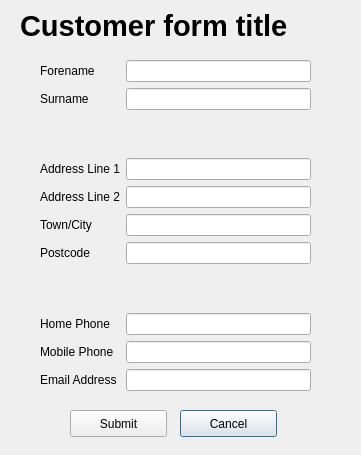
Old version of the form dialogs/customer/CustomerForm.ui in the repository supermaximo93/Computing_Project.
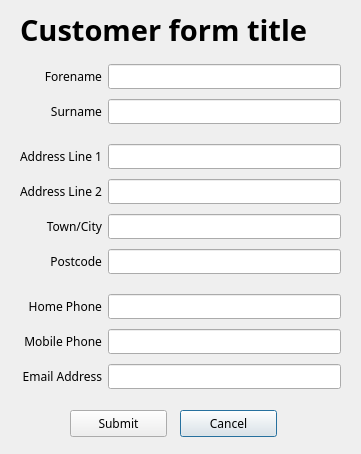
New version of the form.

Diff of the .ui file:
```diff
--- a/dialogs/customer/CustomerForm.ui
+++ b/dialogs/customer/CustomerForm.ui
@@ -7,37 +7,115 @@
     <x>0</x>
     <y>0</y>
     <width>361</width>
-    <height>455</height>
+    <height>454</height>
    </rect>
   </property>
+  <property name="font">
+   <font>
+    <family>Sans Serif</family>
+   </font>
+  </property>
   <property name="windowTitle">
    <string>Dialog</string>
   </property>
-  <widget class="QWidget" name="formLayoutWidget">
+  <widget class="QPushButton" name="pushButton_cancel">
    <property name="geometry">
     <rect>
-     <x>40</x>
+     <x>180</x>
+     <y>410</y>
+     <width>97</width>
+     <height>27</height>
+    </rect>
+   </property>
+   <property name="font">
+    <font>
+     <family>Sans Serif</family>
+    </font>
+   </property>
+   <property name="text">
+    <string>Cancel</string>
+   </property>
+  </widget>
+  <widget class="QPushButton" name="pushButton_submit">
+   <property name="geometry">
+    <rect>
+     <x>70</x>
+     <y>410</y>
+     <width>97</width>
+     <height>27</height>
+    </rect>
+   </property>
+   <property name="font">
+    <font>
+     <family>Sans Serif</family>
+    </font>
+   </property>
+   <property name="text">
+    <string>Submit</string>
+   </property>
+  </widget>
+  <widget class="QLabel" name="label_customerFormTitle">
+   <property name="geometry">
+    <rect>
+     <x>20</x>
+     <y>10</y>
+     <width>331</width>
+     <height>41</height>
+    </rect>
+   </property>
+   <property name="font">
+    <font>
+     <family>Sans Serif</family>
+     <pointsize>22</pointsize>
+     <weight>75</weight>
+     <bold>true</bold>
+    </font>
+   </property>
+   <property name="text">
+    <string>Customer form title</string>
+   </property>
+   <property name="alignment">
+    <set>Qt::AlignLeading|Qt::AlignLeft|Qt::AlignTop</set>
+   </property>
+  </widget>
+  <widget class="QWidget" name="gridLayoutWidget">
+   <property name="geometry">
+    <rect>
+     <x>20</x>
      <y>60</y>
-     <width>271</width>
-     <height>331</height>
+     <width>321</width>
+     <height>334</height>
     </rect>
    </property>
-   <layout class="QFormLayout" name="formLayout">
-    <property name="fieldGrowthPolicy">
-     <enum>QFormLayout::AllNonFixedFieldsGrow</enum>
-    </property>
+   <layout class="QGridLayout" name="gridLayout">
     <item row="0" column="0">
      <widget class="QLabel" name="label_forename">
+      <property name="font">
+       <font>
+        <family>Sans Serif</family>
+       </font>
+      </property>
       <property name="text">
        <string>Forename</string>
       </property>
+      <property name="alignment">
+       <set>Qt::AlignRight|Qt::AlignTrailing|Qt::AlignVCenter</set>
+      </property>
      </widget>
     </item>
     <item row="1" column="0">
      <widget class="QLabel" name="label_surname">
+      <property name="font">
+       <font>
+        <family>Sans Serif</family>
+       </font>
+      </property>
       <property name="text">
        <string>Surname</string>
       </property>
+      <property name="alignment">
+       <set>Qt::AlignRight|Qt::AlignTrailing|Qt::AlignVCenter</set>
+      </property>
      </widget>
     </item>
     <item row="2" column="0">
@@ -45,53 +123,75 @@
       <property name="orientation">
        <enum>Qt::Vertical</enum>
       </property>
-      <property name="sizeHint" stdset="0">
-       <size>
-        <width>20</width>
-        <height>40</height>
-       </size>
+      <property name="sizeType">
+       <enum>QSizePolicy::Fixed</enum>
       </property>
-     </spacer>
-    </item>
-    <item row="2" column="1">
-     <spacer name="verticalSpacer_2">
-      <property name="orientation">
-       <enum>Qt::Vertical</enum>
-      </property>
       <property name="sizeHint" stdset="0">
        <size>
         <width>20</width>
-        <height>40</height>
+        <height>10</height>
        </size>
       </property>
      </spacer>
     </item>
     <item row="3" column="0">
      <widget class="QLabel" name="label_addressLine1">
+      <property name="font">
+       <font>
+        <family>Sans Serif</family>
+       </font>
+      </property>
       <property name="text">
        <string>Address Line 1</string>
       </property>
+      <property name="alignment">
+       <set>Qt::AlignRight|Qt::AlignTrailing|Qt::AlignVCenter</set>
+      </property>
      </widget>
     </item>
     <item row="4" column="0">
      <widget class="QLabel" name="label_addressLine2">
+      <property name="font">
+       <font>
+        <family>Sans Serif</family>
+       </font>
+      </property>
       <property name="text">
        <string>Address Line 2</string>
       </property>
+      <property name="alignment">
+       <set>Qt::AlignRight|Qt::AlignTrailing|Qt::AlignVCenter</set>
+      </property>
      </widget>
     </item>
     <item row="5" column="0">
      <widget class="QLabel" name="label_town">
+      <property name="font">
+       <font>
+        <family>Sans Serif</family>
+       </font>
+      </property>
       <property name="text">
        <string>Town/City</string>
       </property>
+      <property name="alignment">
+       <set>Qt::AlignRight|Qt::AlignTrailing|Qt::AlignVCenter</set>
+      </property>
      </widget>
     </item>
     <item row="6" column="0">
      <widget class="QLabel" name="label_postcode">
+      <property name="font">
+       <font>
+        <family>Sans Serif</family>
+       </font>
+      </property>
       <property name="text">
        <string>Postcode</string>
       </property>
+      <property name="alignment">
+       <set>Qt::AlignRight|Qt::AlignTrailing|Qt::AlignVCenter</set>
+      </property>
      </widget>
     </item>
     <item row="7" column="0">
@@ -99,123 +199,177 @@
       <property name="orientation">
        <enum>Qt::Vertical</enum>
       </property>
-      <property name="sizeHint" stdset="0">
-       <size>
-        <width>20</width>
-        <height>40</height>
-       </size>
+      <property name="sizeType">
+       <enum>QSizePolicy::Fixed</enum>
       </property>
-     </spacer>
-    </item>
-    <item row="7" column="1">
-     <spacer name="verticalSpacer_4">
-      <property name="orientation">
-       <enum>Qt::Vertical</enum>
-      </property>
       <property name="sizeHint" stdset="0">
        <size>
         <width>20</width>
-        <height>40</height>
+        <height>10</height>
        </size>
       </property>
      </spacer>
     </item>
     <item row="8" column="0">
      <widget class="QLabel" name="label_homePhone">
+      <property name="font">
+       <font>
+        <family>Sans Serif</family>
+       </font>
+      </property>
       <property name="text">
        <string>Home Phone</string>
       </property>
+      <property name="alignment">
+       <set>Qt::AlignRight|Qt::AlignTrailing|Qt::AlignVCenter</set>
+      </property>
      </widget>
     </item>
     <item row="9" column="0">
      <widget class="QLabel" name="label_mobilePhone">
+      <property name="font">
+       <font>
+        <family>Sans Serif</family>
+       </font>
+      </property>
       <property name="text">
        <string>Mobile Phone</string>
       </property>
+      <property name="alignment">
+       <set>Qt::AlignRight|Qt::AlignTrailing|Qt::AlignVCenter</set>
+      </property>
      </widget>
     </item>
     <item row="10" column="0">
      <widget class="QLabel" name="label_emailAddress">
+      <property name="font">
+       <font>
+        <family>Sans Serif</family>
+       </font>
+      </property>
       <property name="text">
        <string>Email Address</string>
       </property>
+      <property name="alignment">
+       <set>Qt::AlignRight|Qt::AlignTrailing|Qt::AlignVCenter</set>
+      </property>
      </widget>
     </item>
     <item row="0" column="1">
-     <widget class="QLineEdit" name="lineEdit_forename"/>
+     <widget class="QLineEdit" name="lineEdit_forename">
+      <property name="font">
+       <font>
+        <family>Sans Serif</family>
+       </font>
+      </property>
+     </widget>
     </item>
     <item row="1" column="1">
-     <widget class="QLineEdit" name="lineEdit_surname"/>
+     <widget class="QLineEdit" name="lineEdit_surname">
+      <property name="font">
+       <font>
+        <family>Sans Serif</family>
+       </font>
+      </property>
+     </widget>
+    </item>
+    <item row="2" column="1">
+     <spacer name="verticalSpacer_2">
+      <property name="orientation">
+       <enum>Qt::Vertical</enum>
+      </property>
+      <property name="sizeType">
+       <enum>QSizePolicy::Fixed</enum>
+      </property>
+      <property name="sizeHint" stdset="0">
+       <size>
+        <width>20</width>
+        <height>10</height>
+       </size>
+      </property>
+     </spacer>
     </item>
     <item row="3" column="1">
-     <widget class="QLineEdit" name="lineEdit_addressLine1"/>
+     <widget class="QLineEdit" name="lineEdit_addressLine1">
+      <property name="font">
+       <font>
+        <family>Sans Serif</family>
+       </font>
+      </property>
+     </widget>
     </item>
     <item row="4" column="1">
-     <widget class="QLineEdit" name="lineEdit_addressLine2"/>
+     <widget class="QLineEdit" name="lineEdit_addressLine2">
+      <property name="font">
+       <font>
+        <family>Sans Serif</family>
+       </font>
+      </property>
+     </widget>
     </item>
     <item row="5" column="1">
-     <widget class="QLineEdit" name="lineEdit_town"/>
+     <widget class="QLineEdit" name="lineEdit_town">
+      <property name="font">
+       <font>
+        <family>Sans Serif</family>
+       </font>
+      </property>
+     </widget>
     </item>
     <item row="6" column="1">
-     <widget class="QLineEdit" name="lineEdit_postcode"/>
+     <widget class="QLineEdit" name="lineEdit_postcode">
+      <property name="font">
+       <font>
+        <family>Sans Serif</family>
+       </font>
+      </property>
+     </widget>
+    </item>
+    <item row="7" column="1">
+     <spacer name="verticalSpacer_4">
+      <property name="orientation">
+       <enum>Qt::Vertical</enum>
+      </property>
+      <property name="sizeType">
+       <enum>QSizePolicy::Fixed</enum>
+      </property>
+      <property name="sizeHint" stdset="0">
+       <size>
+        <width>20</width>
+        <height>10</height>
+       </size>
+      </property>
+     </spacer>
     </item>
     <item row="8" column="1">
-     <widget class="QLineEdit" name="lineEdit_homePhone"/>
+     <widget class="QLineEdit" name="lineEdit_homePhone">
+      <property name="font">
+       <font>
+        <family>Sans Serif</family>
+       </font>
+      </property>
+     </widget>
     </item>
     <item row="9" column="1">
-     <widget class="QLineEdit" name="lineEdit_mobilePhone"/>
+     <widget class="QLineEdit" name="lineEdit_mobilePhone">
+      <property name="font">
+       <font>
+        <family>Sans Serif</family>
+       </font>
+      </property>
+     </widget>
     </item>
     <item row="10" column="1">
-     <widget class="QLineEdit" name="lineEdit_emailAddress"/>
+     <widget class="QLineEdit" name="lineEdit_emailAddress">
+      <property name="font">
+       <font>
+        <family>Sans Serif</family>
+       </font>
+      </property>
+     </widget>
     </item>
    </layout>
   </widget>
-  <widget class="QPushButton" name="pushButton_cancel">
-   <property name="geometry">
-    <rect>
-     <x>180</x>
-     <y>410</y>
-     <width>97</width>
-     <height>27</height>
-    </rect>
-   </property>
-   <property name="text">
-    <string>Cancel</string>
-   </property>
-  </widget>
-  <widget class="QPushButton" name="pushButton_submit">
-   <property name="geometry">
-    <rect>
-     <x>70</x>
-     <y>410</y>
-     <width>97</width>
-     <height>27</height>
-    </rect>
-   </property>
-   <property name="text">
-    <string>Submit</string>
-   </property>
-  </widget>
-  <widget class="QLabel" name="label_customerFormTitle">
-   <property name="geometry">
-    <rect>
-     <x>20</x>
-     <y>10</y>
-     <width>331</width>
-     <height>31</height>
-    </rect>
-   </property>
-   <property name="font">
-    <font>
-     <pointsize>22</pointsize>
-     <weight>75</weight>
-     <bold>true</bold>
-    </font>
-   </property>
-   <property name="text">
-    <string>Customer form title</string>
-   </property>
-  </widget>
  </widget>
  <resources/>
  <connections/>
```
Left out of the diff: 2 changed lines with no effect on the pictures.
